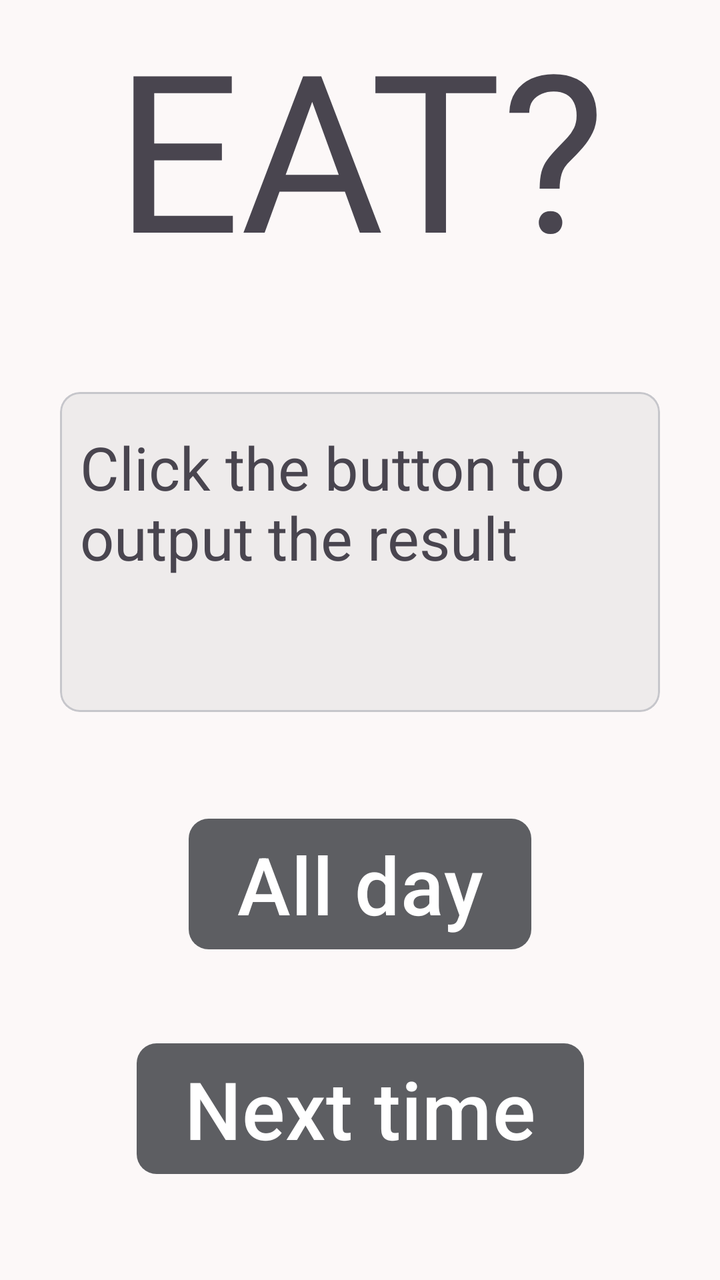
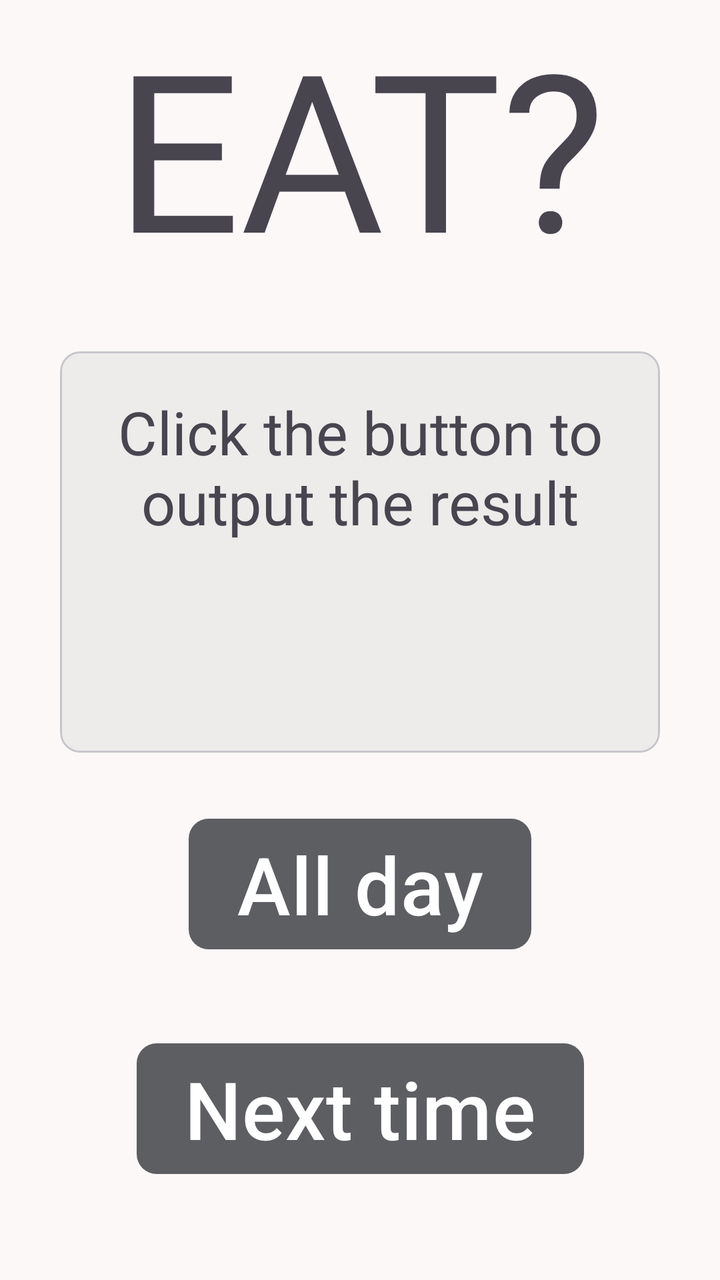

Screens rendered from an Android XML layout before and after an edit, with the pre-edit source and the edit as a unified diff.
<!-- AndroidManifest.xml: application theme Theme.TodayToEat -->
<!-- res/layout/fragment_main.xml -->
<?xml version="1.0" encoding="utf-8"?>
<FrameLayout xmlns:android="http://schemas.android.com/apk/res/android"
    xmlns:tools="http://schemas.android.com/tools"
    android:layout_width="match_parent"
    android:layout_height="match_parent"
    xmlns:app="http://schemas.android.com/apk/res-auto"
    tools:context=".fragment.MainFragment">

    <androidx.constraintlayout.widget.ConstraintLayout
        android:id="@+id/top_root_layout"
        android:layout_width="match_parent"
        android:layout_height="match_parent"
        android:layout_marginTop="@dimen/_30sdp">

        <TextView
            android:id="@+id/title"
            android:layout_width="wrap_content"
            android:layout_height="wrap_content"
            android:gravity="center"
            android:text="@string/title"
            android:textSize="110sp"
            app:layout_constraintEnd_toEndOf="parent"
            app:layout_constraintStart_toStartOf="parent"
            app:layout_constraintTop_toTopOf="parent" />


        <com.google.android.material.card.MaterialCardView
            android:id="@+id/card_text"
            android:layout_width="match_parent"
            android:layout_height="160dp"
            app:cardCornerRadius="10sp"
            android:layout_margin="30sp"
            app:cardElevation="3sp"
            android:outlineAmbientShadowColor="@android:color/transparent"
            android:outlineSpotShadowColor="@android:color/transparent"
            app:layout_constraintBottom_toTopOf="@+id/btn_all_day"
            app:layout_constraintEnd_toEndOf="parent"
            app:layout_constraintStart_toStartOf="parent"
            app:layout_constraintTop_toBottomOf="@+id/title">

            <androidx.constraintlayout.widget.ConstraintLayout
                android:layout_width="match_parent"
                android:layout_height="match_parent"
                android:orientation="vertical"
                android:layout_margin="10sp">

                <TextView
                    android:id="@+id/tv_result_first_line"
                    android:layout_width="wrap_content"
                    android:layout_height="wrap_content"
                    android:layout_gravity="center"
                    android:layout_marginTop="10dp"
                    android:layout_marginBottom="10dp"
                    android:text="@string/result"
                    android:textSize="30sp"
                    app:layout_constraintBottom_toTopOf="@id/tv_result_second_line"
                    app:layout_constraintEnd_toEndOf="parent"
                    app:layout_constraintStart_toStartOf="parent"
                    app:layout_constraintTop_toTopOf="parent" />

                <TextView
                    android:id="@+id/tv_result_second_line"
                    android:layout_width="wrap_content"
                    android:layout_height="wrap_content"
                    android:layout_gravity="center"
                    android:layout_marginBottom="10dp"
                    android:text=""
                    android:textSize="30sp"
                    app:layout_constraintBottom_toBottomOf="parent"
                    app:layout_constraintEnd_toEndOf="parent"
                    app:layout_constraintStart_toStartOf="parent"
                    app:layout_constraintTop_toBottomOf="@id/tv_result_first_line" />

            </androidx.constraintlayout.widget.ConstraintLayout>

        </com.google.android.material.card.MaterialCardView>


        <Button
            android:id="@+id/btn_all_day"
            android:layout_width="wrap_content"
            android:layout_height="wrap_content"
            android:layout_marginTop="250dp"
            android:layout_marginBottom="30dp"
            android:text="@string/all_day"
            android:textSize="40sp"
            app:layout_constraintBottom_toTopOf="@+id/btn_next_time"
            app:layout_constraintEnd_toEndOf="parent"
            app:layout_constraintStart_toStartOf="parent"
            app:layout_constraintTop_toBottomOf="@+id/title"
            app:cornerRadius="10dp"
            android:visibility="visible" />

        <com.google.android.material.button.MaterialButton
            android:id="@+id/btn_next_time"
            android:layout_width="wrap_content"
            android:layout_height="wrap_content"
            android:layout_marginBottom="40dp"
            android:text="@string/next_time"
            android:textSize="40sp"
            app:layout_constraintBottom_toBottomOf="parent"
            app:layout_constraintEnd_toEndOf="parent"
            app:layout_constraintStart_toStartOf="parent"
            app:layout_constraintTop_toBottomOf="@+id/btn_all_day"
            app:cornerRadius="10dp"
            android:visibility="visible" />

    </androidx.constraintlayout.widget.ConstraintLayout>

</FrameLayout>
<!-- resources referenced by this layout -->
<resources>
  <style name="Theme.TodayToEatBase" parent="Theme.Material3.Light.NoActionBar">
          <item name="colorPrimary">@color/md_theme_primary</item>
          <item name="colorOnPrimary">@color/md_theme_onPrimary</item>
          <item name="colorPrimaryContainer">@color/md_theme_primaryContainer</item>
          <item name="colorOnPrimaryContainer">@color/md_theme_onPrimaryContainer</item>
          <item name="colorSecondary">@color/md_theme_secondary</item>
          <item name="colorOnSecondary">@color/md_theme_onSecondary</item>
          <item name="colorSecondaryContainer">@color/md_theme_secondaryContainer</item>
          <item name="colorOnSecondaryContainer">@color/md_theme_onSecondaryContainer</item>
          <item name="colorTertiary">@color/md_theme_tertiary</item>
          <item name="colorOnTertiary">@color/md_theme_onTertiary</item>
          <item name="colorTertiaryContainer">@color/md_theme_tertiaryContainer</item>
          <item name="colorOnTertiaryContainer">@color/md_theme_onTertiaryContainer</item>
          <item name="colorError">@color/md_theme_error</item>
          <item name="colorOnError">@color/md_theme_onError</item>
          <item name="colorErrorContainer">@color/md_theme_errorContainer</item>
          <item name="colorOnErrorContainer">@color/md_theme_onErrorContainer</item>
          <item name="android:colorBackground">@color/md_theme_background</item>
          <item name="colorOnBackground">@color/md_theme_onBackground</item>
          <item name="colorSurface">@color/md_theme_surface</item>
          <item name="colorOnSurface">@color/md_theme_onSurface</item>
          <item name="colorSurfaceVariant">@color/md_theme_surfaceVariant</item>
          <item name="colorOnSurfaceVariant">@color/md_theme_onSurfaceVariant</item>
          <item name="colorOutline">@color/md_theme_outline</item>
          <item name="colorOutlineVariant">@color/md_theme_outlineVariant</item>
          <item name="colorSurfaceInverse">@color/md_theme_inverseSurface</item>
          <item name="colorOnSurfaceInverse">@color/md_theme_inverseOnSurface</item>
          <item name="colorPrimaryInverse">@color/md_theme_inversePrimary</item>
          <item name="colorPrimaryFixed">@color/md_theme_primaryFixed</item>
          <item name="colorOnPrimaryFixed">@color/md_theme_onPrimaryFixed</item>
          <item name="colorPrimaryFixedDim">@color/md_theme_primaryFixedDim</item>
          <item name="colorOnPrimaryFixedVariant">@color/md_theme_onPrimaryFixedVariant</item>
          <item name="colorSecondaryFixed">@color/md_theme_secondaryFixed</item>
          <item name="colorOnSecondaryFixed">@color/md_theme_onSecondaryFixed</item>
          <item name="colorSecondaryFixedDim">@color/md_theme_secondaryFixedDim</item>
          <item name="colorOnSecondaryFixedVariant">@color/md_theme_onSecondaryFixedVariant</item>
          <item name="colorTertiaryFixed">@color/md_theme_tertiaryFixed</item>
          <item name="colorOnTertiaryFixed">@color/md_theme_onTertiaryFixed</item>
          <item name="colorTertiaryFixedDim">@color/md_theme_tertiaryFixedDim</item>
          <item name="colorOnTertiaryFixedVariant">@color/md_theme_onTertiaryFixedVariant</item>
          <item name="colorSurfaceDim">@color/md_theme_surfaceDim</item>
          <item name="colorSurfaceBright">@color/md_theme_surfaceBright</item>
          <item name="colorSurfaceContainerLowest">@color/md_theme_surfaceContainerLowest</item>
          <item name="colorSurfaceContainerLow">@color/md_theme_surfaceContainerLow</item>
          <item name="colorSurfaceContainer">@color/md_theme_surfaceContainer</item>
          <item name="colorSurfaceContainerHigh">@color/md_theme_surfaceContainerHigh</item>
          <item name="colorSurfaceContainerHighest">@color/md_theme_surfaceContainerHighest</item>
          <item name="android:navigationBarColor">@color/transparent</item>
      </style>
  <!-- unchanged entries left out for length: 52 -->
</resources>

<!-- the commit's change to res/layout/fragment_main.xml (unified diff, before → after) -->
@@ -24,10 +24,12 @@
             app:layout_constraintTop_toTopOf="parent" />
 
 
+        
         <com.google.android.material.card.MaterialCardView
             android:id="@+id/card_text"
             android:layout_width="match_parent"
-            android:layout_height="160dp"
+            android:layout_height="wrap_content"
+            android:minHeight="160dp"
             app:cardCornerRadius="10sp"
             android:layout_margin="30sp"
             app:cardElevation="3sp"
@@ -44,15 +46,22 @@
                 android:orientation="vertical"
                 android:layout_margin="10sp">
 
+                
                 <TextView
                     android:id="@+id/tv_result_first_line"
-                    android:layout_width="wrap_content"
+                    android:layout_width="0dp"
                     android:layout_height="wrap_content"
-                    android:layout_gravity="center"
                     android:layout_marginTop="10dp"
                     android:layout_marginBottom="10dp"
+                    android:gravity="center"
+                    android:maxLines="2"
+                    android:minLines="2"
                     android:text="@string/result"
                     android:textSize="30sp"
+                    app:autoSizeMaxTextSize="30sp"
+                    app:autoSizeMinTextSize="14sp"
+                    app:autoSizeStepGranularity="1sp"
+                    app:autoSizeTextType="uniform"
                     app:layout_constraintBottom_toTopOf="@id/tv_result_second_line"
                     app:layout_constraintEnd_toEndOf="parent"
                     app:layout_constraintStart_toStartOf="parent"
@@ -60,12 +69,18 @@
 
                 <TextView
                     android:id="@+id/tv_result_second_line"
-                    android:layout_width="wrap_content"
+                    android:layout_width="0dp"
                     android:layout_height="wrap_content"
-                    android:layout_gravity="center"
                     android:layout_marginBottom="10dp"
+                    android:gravity="center"
+                    android:maxLines="2"
+                    android:minLines="2"
                     android:text=""
                     android:textSize="30sp"
+                    app:autoSizeMaxTextSize="30sp"
+                    app:autoSizeMinTextSize="14sp"
+                    app:autoSizeStepGranularity="1sp"
+                    app:autoSizeTextType="uniform"
                     app:layout_constraintBottom_toBottomOf="parent"
                     app:layout_constraintEnd_toEndOf="parent"
                     app:layout_constraintStart_toStartOf="parent"
@@ -76,14 +91,20 @@
         </com.google.android.material.card.MaterialCardView>
 
 
+        
         <Button
             android:id="@+id/btn_all_day"
             android:layout_width="wrap_content"
             android:layout_height="wrap_content"
             android:layout_marginTop="250dp"
             android:layout_marginBottom="30dp"
+            android:maxLines="1"
             android:text="@string/all_day"
             android:textSize="40sp"
+            app:autoSizeMaxTextSize="40sp"
+            app:autoSizeMinTextSize="22sp"
+            app:autoSizeStepGranularity="1sp"
+            app:autoSizeTextType="uniform"
             app:layout_constraintBottom_toTopOf="@+id/btn_next_time"
             app:layout_constraintEnd_toEndOf="parent"
             app:layout_constraintStart_toStartOf="parent"
@@ -96,8 +117,13 @@
             android:layout_width="wrap_content"
             android:layout_height="wrap_content"
             android:layout_marginBottom="40dp"
+            android:maxLines="1"
             android:text="@string/next_time"
             android:textSize="40sp"
+            app:autoSizeMaxTextSize="40sp"
+            app:autoSizeMinTextSize="22sp"
+            app:autoSizeStepGranularity="1sp"
+            app:autoSizeTextType="uniform"
             app:layout_constraintBottom_toBottomOf="parent"
             app:layout_constraintEnd_toEndOf="parent"
             app:layout_constraintStart_toStartOf="parent"
<!-- resource entries referenced after the edit -->
@@ -48,6 +48,20 @@
           <item name="colorSurfaceContainerHigh">@color/md_theme_surfaceContainerHigh</item>
           <item name="colorSurfaceContainerHighest">@color/md_theme_surfaceContainerHighest</item>
           <item name="android:navigationBarColor">@color/transparent</item>
+          
+          <item name="materialAlertDialogTheme">@style/ThemeOverlay.TodayToEat.MaterialAlertDialog</item>
+      </style>
+  <style name="ThemeOverlay.TodayToEat.MaterialAlertDialog" parent="ThemeOverlay.Material3.MaterialAlertDialog">
+          <item name="buttonBarPositiveButtonStyle">@style/Widget.TodayToEat.DialogButton</item>
+          <item name="buttonBarNegativeButtonStyle">@style/Widget.TodayToEat.DialogButton</item>
+          <item name="buttonBarNeutralButtonStyle">@style/Widget.TodayToEat.DialogButton</item>
+      </style>
+  <style name="Widget.TodayToEat.DialogButton" parent="Widget.Material3.Button.TextButton.Dialog">
+          <item name="android:maxLines">1</item>
+          <item name="autoSizeTextType">uniform</item>
+          <item name="autoSizeMinTextSize">10sp</item>
+          <item name="autoSizeMaxTextSize">14sp</item>
+          <item name="autoSizeStepGranularity">1sp</item>
       </style>
   <!-- unchanged entries left out for length: 52 -->
 </resources>
